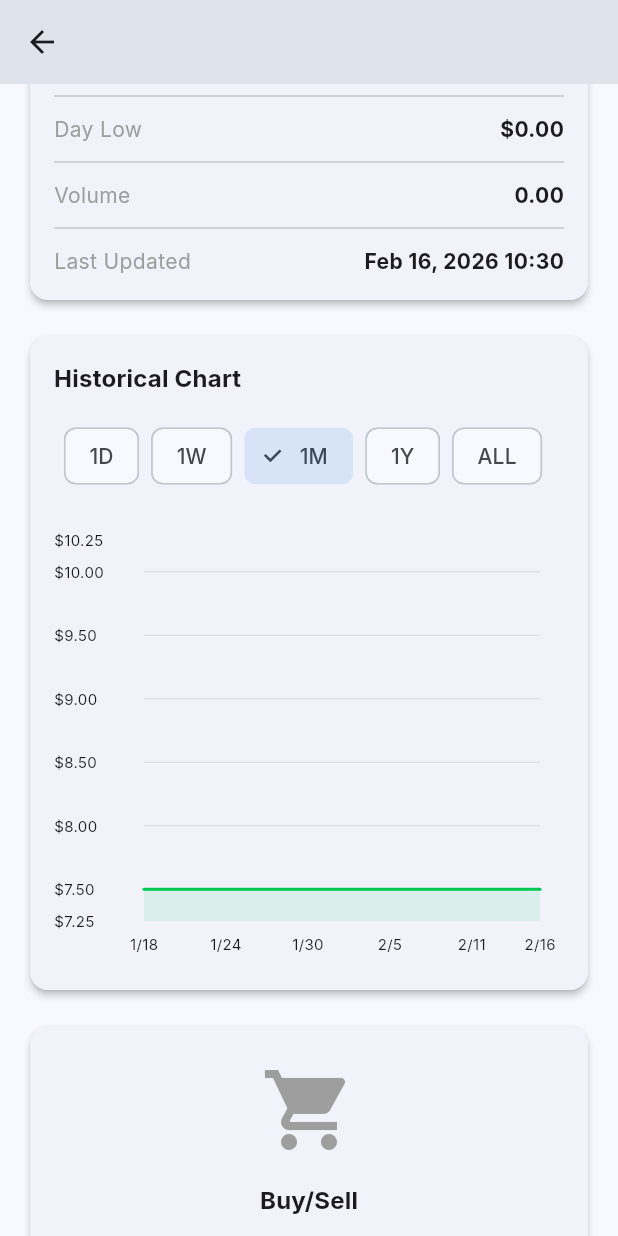
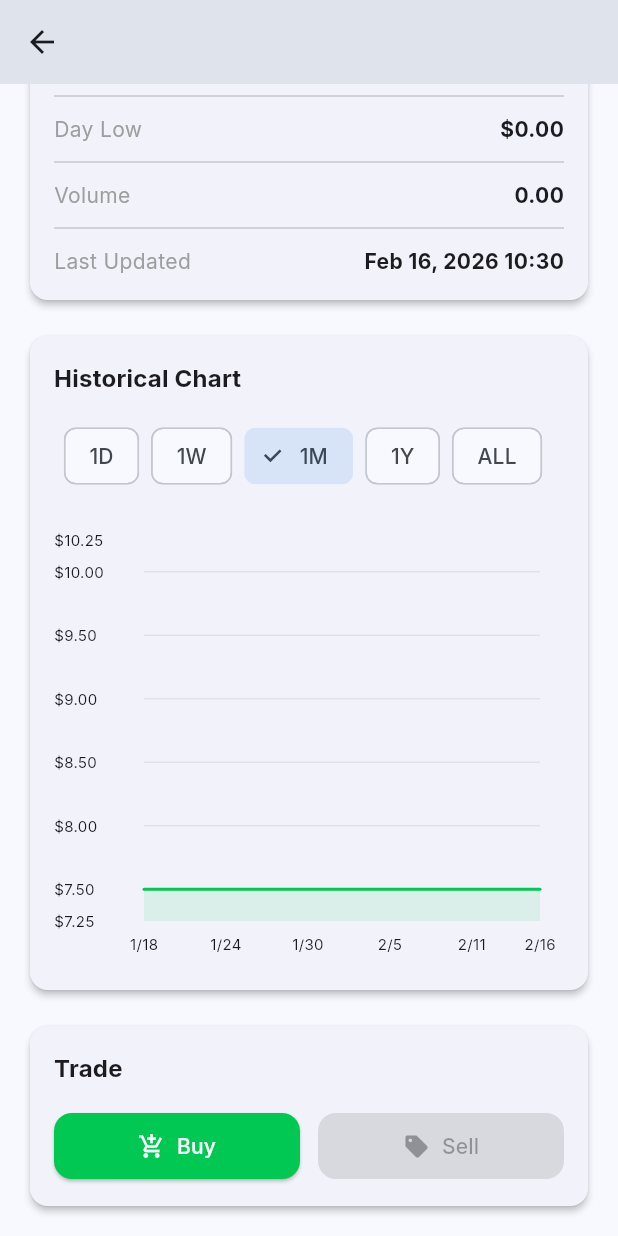
Before and after one commit to mmahmood233/stock-market, a Flutter app: the StockDetailPage screen opened directly with empty values, scrolled down 376 dp, on a phone screen of 412 x 824 dp. Run offline on Flutter 3.47's test engine with Material 3 defaults, Android fonts, the phone set to English and light mode, and no system bars; drawn by our look-alikes of fl_chart; our stand-ins replace dartz, equatable, flutter_bloc, google_fonts, shared_preferences; accounts and stored records are empty.

Commit message:
feat: implement Phase 8 trading functionality with buy/sell dialogs and portfolio integration

```diff
--- a/lib/presentation/pages/stock_detail/stock_detail_page.dart
+++ b/lib/presentation/pages/stock_detail/stock_detail_page.dart
@@ -3,10 +3,16 @@ import 'package:flutter_bloc/flutter_bloc.dart';
 import '../../../core/theme/app_colors.dart';
 import '../../../core/utils/formatters.dart';
 import '../../../domain/entities/stock.dart';
+import '../../bloc/auth/auth_bloc.dart';
+import '../../bloc/auth/auth_state.dart';
+import '../../bloc/portfolio/portfolio_bloc.dart';
+import '../../bloc/portfolio/portfolio_event.dart';
+import '../../bloc/portfolio/portfolio_state.dart';
 import '../../bloc/stock/stock_bloc.dart';
 import '../../bloc/stock/stock_event.dart';
 import '../../bloc/stock/stock_state.dart';
 import '../../widgets/stock_chart.dart';
+import '../../widgets/trade_dialog.dart';
 
 class StockDetailPage extends StatefulWidget {
   final Stock stock;
@@ -25,6 +31,7 @@ class _StockDetailPageState extends State<StockDetailPage> {
   void initState() {
     super.initState();
     _loadHistoricalData();
+    _loadPortfolio();
   }
 
   void _loadHistoricalData() {
@@ -38,6 +45,45 @@ class _StockDetailPageState extends State<StockDetailPage> {
             endDate: endDate,
           ),
         );
+  }
+
+  void _loadPortfolio() {
+    final authState = context.read<AuthBloc>().state;
+    if (authState is AuthAuthenticated) {
+      context.read<PortfolioBloc>().add(
+            PortfolioLoadRequested(authState.user.id),
+          );
+    }
+  }
+
+  void _showTradeDialog(TradeType type) {
+    final authState = context.read<AuthBloc>().state;
+    if (authState is! AuthAuthenticated) return;
+
+    int? currentHoldings;
+    final portfolioState = context.read<PortfolioBloc>().state;
+    if (portfolioState is PortfolioLoaded) {
+      final holding = portfolioState.stocks.cast<dynamic>().firstWhere(
+        (s) => s.symbol == widget.stock.symbol,
+        orElse: () => null,
+      );
+      currentHoldings = holding?.quantity;
+    }
+
+    showDialog(
+      context: context,
+      builder: (dialogContext) => MultiBlocProvider(
+        providers: [
+          BlocProvider.value(value: context.read<AuthBloc>()),
+          BlocProvider.value(value: context.read<PortfolioBloc>()),
+        ],
+        child: TradeDialog(
+          stock: widget.stock,
+          type: type,
+          currentHoldings: currentHoldings,
+        ),
+      ),
+    ).then((_) => _loadPortfolio());
   }
 
   @override
@@ -214,33 +260,94 @@ class _StockDetailPageState extends State<StockDetailPage> {
             ),
           ),
           const SizedBox(height: 16),
-          Card(
+          BlocBuilder<PortfolioBloc, PortfolioState>(
+            builder: (context, portfolioState) {
+              int? currentHoldings;
+              if (portfolioState is PortfolioLoaded) {
+                final holding = portfolioState.stocks.cast<dynamic>().firstWhere(
+                  (s) => s.symbol == widget.stock.symbol,
+                  orElse: () => null,
+                );
+                currentHoldings = holding?.quantity;
+              }
+
+              return Card(
                 child: Padding(
-              padding: const EdgeInsets.all(24),
+                  padding: const EdgeInsets.all(16),
                   child: Column(
+                    crossAxisAlignment: CrossAxisAlignment.start,
                     children: [
-                  const Icon(
-                    Icons.shopping_cart,
-                    size: 64,
-                    color: Colors.grey,
-                  ),
-                  const SizedBox(height: 16),
                       Text(
-                    'Buy/Sell',
+                        'Trade',
                         style: Theme.of(context).textTheme.titleMedium?.copyWith(
                               fontWeight: FontWeight.bold,
                             ),
                       ),
+                      if (currentHoldings != null && currentHoldings > 0) ...[
                         const SizedBox(height: 8),
+                        Container(
+                          padding: const EdgeInsets.all(8),
+                          decoration: BoxDecoration(
+                            color: AppColors.profitGreen.withValues(alpha: 0.1),
+                            borderRadius: BorderRadius.circular(4),
+                          ),
+                          child: Row(
+                            mainAxisSize: MainAxisSize.min,
+                            children: [
+                              const Icon(
+                                Icons.check_circle,
+                                size: 16,
+                                color: AppColors.profitGreen,
+                              ),
+                              const SizedBox(width: 4),
                               Text(
-                    'Coming in Phase 8',
-                    style: Theme.of(context).textTheme.bodyMedium?.copyWith(
-                          color: Colors.grey,
+                                'You own $currentHoldings shares',
+                                style: Theme.of(context).textTheme.bodySmall?.copyWith(
+                                      color: AppColors.profitGreen,
+                                      fontWeight: FontWeight.bold,
                                     ),
                               ),
                             ],
                           ),
                         ),
+                      ],
+                      const SizedBox(height: 16),
+                      Row(
+                        children: [
+                          Expanded(
+                            child: ElevatedButton.icon(
+                              onPressed: () => _showTradeDialog(TradeType.buy),
+                              icon: const Icon(Icons.add_shopping_cart),
+                              label: const Text('Buy'),
+                              style: ElevatedButton.styleFrom(
+                                backgroundColor: AppColors.profitGreen,
+                                foregroundColor: Colors.white,
+                                padding: const EdgeInsets.symmetric(vertical: 12),
+                              ),
+                            ),
+                          ),
+                          const SizedBox(width: 12),
+                          Expanded(
+                            child: ElevatedButton.icon(
+                              onPressed: currentHoldings != null && currentHoldings > 0
+                                  ? () => _showTradeDialog(TradeType.sell)
+                                  : null,
+                              icon: const Icon(Icons.sell),
+                              label: const Text('Sell'),
+                              style: ElevatedButton.styleFrom(
+                                backgroundColor: AppColors.lossRed,
+                                foregroundColor: Colors.white,
+                                padding: const EdgeInsets.symmetric(vertical: 12),
+                              ),
+                            ),
+                          ),
+                        ],
+                      ),
+                    ],
+                  ),
+                ),
+              );
+            },
           ),
         ],
       ),
```
Also changed, not shown: lib/presentation/widgets/trade_dialog.dart (added, +256 -0 lines), 1 other file. Lines whose indentation alone changed are shown as unchanged.
